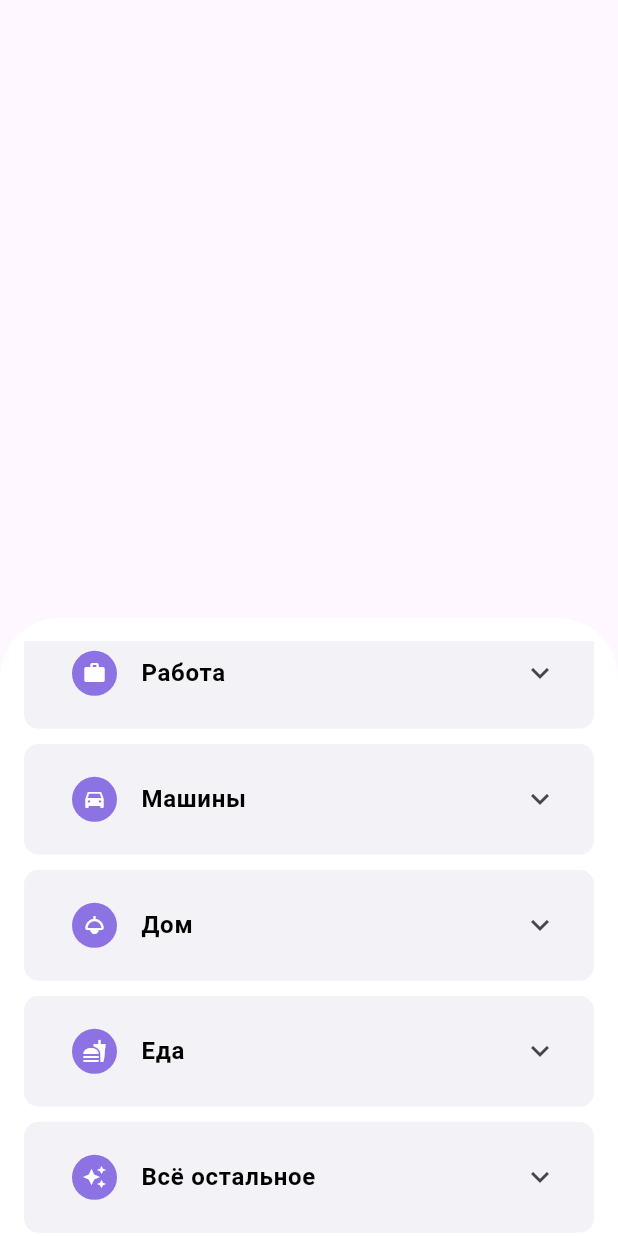
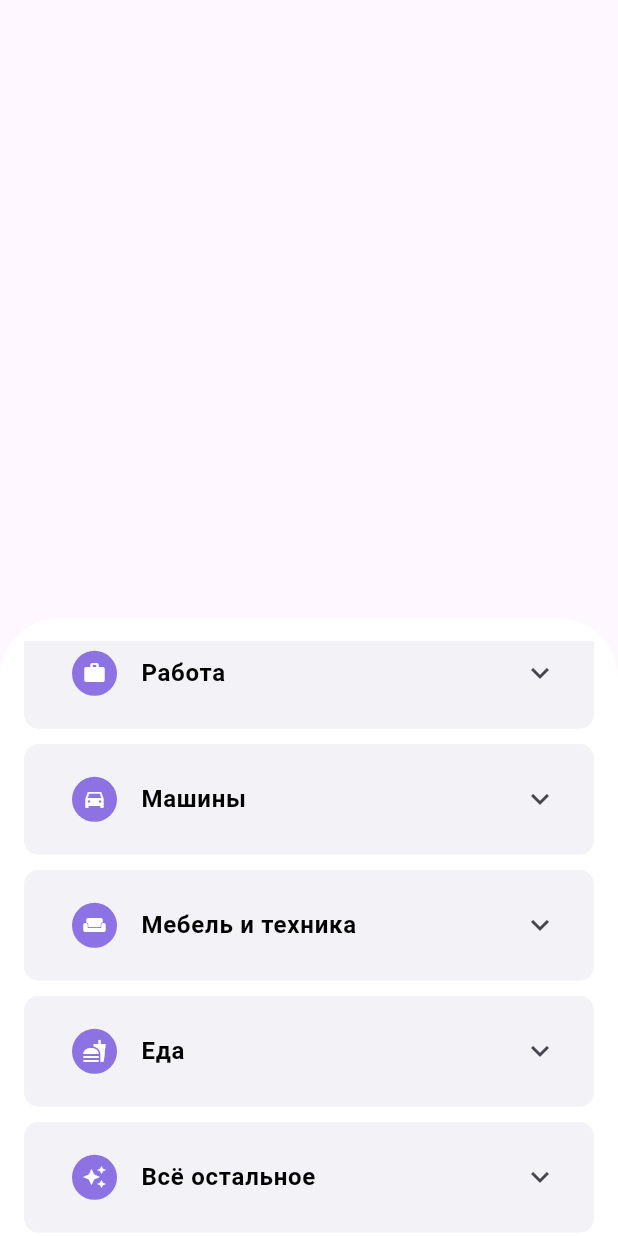
Before and after one commit to Qva3ar/shkaf, a Flutter app: what bottomDetailsSheet() shows on an empty page, opened directly, scrolled down 576 dp, on a phone screen of 412 x 824 dp. Run offline on Flutter 3.47's test engine with Material 3 defaults, Android fonts, the phone set to English and light mode, and no system bars; our stand-ins replace carousel_slider, cloud_firestore, email_validator, firebase_analytics, firebase_auth, firebase_core and 14 more; missing offline and left inert: algoliasearch, auto_height_grid_view, firebase_app_check, in_app_update, universal_html; accounts and stored records are empty; generated files the repository leaves out were written again; network calls fail; project files that could hold a hidden picture were left out.

Commit message:
cross btn, ui fix

```diff
--- a/lib/main.dart
+++ b/lib/main.dart
@@ -126,7 +126,7 @@
           login: (context) => const LoginView(),
           allNotes: (context) => const NotesAll(),
           userDetails: (context) => const UserDetails(),
-          userNotes: (context) => UserNotesView(),
+          userNotes: (context) => const UserNotesView(),
           register: (context) => const RegisterView(),
           forgotPassword: (context) => const ForgotPasswordView(),
           emailVerification: (context) => const VerifyEmailView(),
@@ -226,7 +226,7 @@
     switch (currentIndex) {
       case 0:
         return AuthService().currentUser != null
-            ? FavoritesView()
+            ? const FavoritesView()
             : const LoginView();
       case 1:
         return const NotesAll();
@@ -238,7 +238,7 @@
         }
       case 3:
         return AuthService().currentUser != null
-            ? UserDetails()
+            ? const UserDetails()
             : const LoginView();
       default:
         return const NotesAll();
--- a/lib/utilities/widgets/categories_bottom_sheet.dart
+++ b/lib/utilities/widgets/categories_bottom_sheet.dart
@@ -1,16 +1,18 @@
 import 'package:flutter/material.dart';
 import 'featured_categories.dart';
 
-Widget bottomDetailsSheet(Function? onFeaturedSelected, {bool isCreation = false}) {
+Widget bottomDetailsSheet(Function? onFeaturedSelected,
+    {bool isCreation = false}) {
   return DraggableScrollableSheet(
     builder: (BuildContext context, ScrollController scrollController) {
       return Container(
         decoration: const BoxDecoration(
             color: Colors.white,
-            borderRadius:
-                BorderRadius.only(topLeft: Radius.circular(40.0), topRight: Radius.circular(40.0))),
+            borderRadius: BorderRadius.only(
+                topLeft: Radius.circular(40.0),
+                topRight: Radius.circular(40.0))),
         child: Container(
-          padding: EdgeInsets.fromLTRB(0, 15, 0, 0),
+          padding: const EdgeInsets.fromLTRB(0, 15, 0, 0),
           child: ListView(
             controller: scrollController,
             children: [
--- a/lib/utilities/widgets/featured_categories.dart
+++ b/lib/utilities/widgets/featured_categories.dart
@@ -21,7 +21,8 @@
   "Всё остальное": Icons.auto_awesome,
 };
 
-Widget featuredList(Function? fun, {FirebaseCloudStorage? notesService, bool isCreation = false}) {
+Widget featuredList(Function? fun,
+    {FirebaseCloudStorage? notesService, bool isCreation = false}) {
   return Padding(
     padding: const EdgeInsets.fromLTRB(16, 6, 16, 16),
     child: Column(
@@ -30,11 +31,12 @@
             ? ClipRRect(
                 borderRadius: BorderRadius.circular(10),
                 child: Container(
-                  padding: EdgeInsets.fromLTRB(16, 10, 16, 10),
+                  padding: const EdgeInsets.fromLTRB(16, 10, 16, 10),
                   color: AppColors.lightGrey,
                   child: ListTile(
                     title: Text('Все категории',
-                        style: (AppTextStyles.s16w600.copyWith(color: AppColors.black))),
+                        style: (AppTextStyles.s16w600
+                            .copyWith(color: AppColors.black))),
                     leading: Container(
                       width: 30.0,
                       height: 30.0,
@@ -74,13 +76,15 @@
                   child: Column(
                     children: [
                       Theme(
-                        data: ThemeData().copyWith(dividerColor: Colors.transparent),
+                        data: ThemeData()
+                            .copyWith(dividerColor: Colors.transparent),
                         child: ExpansionTile(
                           collapsedBackgroundColor: AppColors.lightGrey,
                           title: ListTile(
                             title: Text(
                               item['name'].toString(),
-                              style: (AppTextStyles.s16w600.copyWith(color: AppColors.black)),
+                              style: (AppTextStyles.s16w600
+                                  .copyWith(color: AppColors.black)),
                             ),
                             leading: Container(
                               width: 30.0,
@@ -98,9 +102,10 @@
                               ),
                             ),
                           ),
-                          children: (item['sub_categories'] as List?)!.map<Widget>((subcategory) {
+                          children: (item['sub_categories'] as List?)!
+                              .map<Widget>((subcategory) {
                             return Container(
-                              padding: EdgeInsets.only(left: 17),
+                              padding: const EdgeInsets.only(left: 17),
                               height: 50,
                               child: ListTile(
                                   title: Text(subcategory['name']),
@@ -184,7 +189,8 @@
     padding: const EdgeInsets.fromLTRB(15, 8, 15, 8),
     child: GridView.builder(
       physics: const NeverScrollableScrollPhysics(), // Отключаем прокрутку
-      shrinkWrap: true, // Позволяем GridView занимать только необходимое пространство
+      shrinkWrap:
+          true, // Позволяем GridView занимать только необходимое пространство
       gridDelegate: const SliverGridDelegateWithFixedCrossAxisCount(
         crossAxisCount: 3, // 3 колонки
         childAspectRatio: 1.3, // Соотношение сторон
--- a/lib/views/auth/widgets/password_text_field_widget.dart
+++ b/lib/views/auth/widgets/password_text_field_widget.dart
@@ -14,7 +14,7 @@
       fillColor: AppColors.lightGrey,
       focusColor: AppColors.lightGrey,
       hoverColor: AppColors.lightGrey,
-      errorBorder: OutlineInputBorder(
+      errorBorder: const OutlineInputBorder(
         borderSide: BorderSide(
           color: AppColors.lightGrey,
         ),
--- a/lib/views/categories/category_list.dart
+++ b/lib/views/categories/category_list.dart
@@ -5,7 +5,12 @@
 import 'package:mynotes/constants/routes.dart';
 
 final List<Map<String, dynamic>> FEATURED = [
-  {"id": 1, "name": "Услуги", "image": 'assets/images/services.jpg', "isMain": true},
+  {
+    "id": 1,
+    "name": "Услуги",
+    "image": 'assets/images/services.jpg',
+    "isMain": true
+  },
   {
     "id": 9,
     "name": "Аренда квартир",
@@ -26,8 +31,18 @@
     "isMain": false,
     "mainCatId": 24,
   },
-  {"id": 31, "name": "Мебель и техника", "image": 'assets/images/furniture.jpg', "isMain": true},
-  {"id": 12, "name": "Электроника", "image": 'assets/images/electronics.jpg', "isMain": true},
+  {
+    "id": 31,
+    "name": "Мебель и техника",
+    "image": 'assets/images/furniture.jpg',
+    "isMain": true
+  },
+  {
+    "id": 12,
+    "name": "Электроника",
+    "image": 'assets/images/electronics.jpg',
+    "isMain": true
+  },
 ];
 
 final CATEGORIES = [
@@ -160,7 +175,7 @@
   },
   {
     "id": 31,
-    "name": "Дом",
+    "name": "Мебель и техника",
     "sub_categories": [
       {
         "id": 32,
@@ -252,7 +267,8 @@
                               padding: const EdgeInsets.only(left: 10.0),
                               child: Card(
                                 color: const Color.fromARGB(255, 244, 237, 196),
-                                child: ListTile(title: Text(e['name'].toString())),
+                                child:
+                                    ListTile(title: Text(e['name'].toString())),
                               ),
                             ))
                       ]))
--- a/lib/views/notes/favorites_view.dart
+++ b/lib/views/notes/favorites_view.dart
@@ -5,8 +5,6 @@
 import 'package:mynotes/constants/app_colors.dart';
 import 'package:mynotes/constants/app_text_styles.dart';
 import 'package:mynotes/constants/routes.dart';
-import 'package:mynotes/enums/menu_action.dart';
-import 'package:mynotes/extensions/buildcontext/loc.dart';
 import 'package:mynotes/services/algolia_search.dart';
 import 'package:mynotes/services/auth/auth_state.dart';
 import 'package:mynotes/services/auth/auth_service.dart';
@@ -14,7 +12,6 @@
 import 'package:mynotes/services/cloud/firebase_cloud_storage.dart';
 import 'package:mynotes/services/favorites_services.dart';
 import 'package:mynotes/utilities/dialogs/logout_dialog.dart';
-import 'package:mynotes/utilities/widgets/custom_bottom_navigation_bar.dart';
 import 'package:mynotes/views/notes/note_details.dart';
 import 'package:mynotes/views/notes/notes_gridview.dart';
 
--- a/lib/views/notes/note_details.dart
+++ b/lib/views/notes/note_details.dart
@@ -1,7 +1,6 @@
 import 'dart:developer';
 
 import 'package:carousel_slider/carousel_slider.dart';
-import 'package:firebase_auth/firebase_auth.dart';
 
 import 'package:flutter/material.dart';
 import 'package:google_mobile_ads/google_mobile_ads.dart';
@@ -17,7 +16,6 @@
 import 'package:mynotes/services/cloud/cloud_note.dart';
 import 'package:mynotes/services/cloud/firebase_cloud_storage.dart';
 import 'package:mynotes/utilities/helpers/ad_helper.dart';
-import 'package:mynotes/utilities/helpers/utilis-funs.dart';
 import 'package:mynotes/utilities/dialogs/delete_dialog.dart';
 import 'package:mynotes/views/categories/category_list.dart';
 import 'package:mynotes/views/shared/gallery.dart';
--- a/lib/views/notes/notes_all.dart
+++ b/lib/views/notes/notes_all.dart
@@ -244,6 +244,13 @@
     Navigator.pop(context);
   }
 
+  void resetCategory() {
+    _notesService.setCategoryId(0);
+    _notesService.setMainCategoryId(0);
+
+    search();
+  }
+
   late List<CloudNote> _allNotes = []; // Declare a state variable
 
   void _loadBannerAd() {
@@ -376,17 +383,19 @@
                             ),
                           )
                         : Container(),
-                    Container(
+                    _notesService.mainCategoryIdStream.value != 0
+                        ? Container(
                             height: 18,
                             child: IconButton(
                                 padding: EdgeInsets.zero,
-                          onPressed: () {},
+                                onPressed: resetCategory,
                                 icon: const Icon(
                                   Icons.clear,
                                   size: 20,
                                   color: AppColors.grey,
                                 )),
                           )
+                        : Container(),
                   ],
                 ),
               ),
--- a/lib/views/notes/notes_gridview.dart
+++ b/lib/views/notes/notes_gridview.dart
@@ -113,7 +113,7 @@
                         note.text,
                         maxLines: 2,
                         overflow: TextOverflow.ellipsis,
-                        style: AppTextStyles.s15w500
+                        style: AppTextStyles.s14w500
                             .copyWith(color: AppColors.black),
                       ),
                     ),
--- a/lib/views/notes/search_and_city_bar.dart
+++ b/lib/views/notes/search_and_city_bar.dart
@@ -34,7 +34,7 @@
               ),
             ),
             const SizedBox(width: 8),
-            Container(
+            SizedBox(
               width: 130,
               child: CityDropdown(
                 selectedCityId: widget.selectedCityId,
--- a/lib/views/notes/update_note_view.dart
+++ b/lib/views/notes/update_note_view.dart
@@ -8,7 +8,6 @@
 import 'package:image_picker/image_picker.dart';
 import 'package:mask_text_input_formatter/mask_text_input_formatter.dart';
 import 'package:mynotes/constants/app_colors.dart';
-import 'package:mynotes/constants/routes.dart';
 import 'package:mynotes/extensions/buildcontext/loc.dart';
 import 'package:mynotes/services/auth/auth_service.dart';
 import 'package:mynotes/services/cloud/cloud_note.dart';
@@ -19,7 +18,6 @@
 import 'package:mynotes/views/categories/category_list.dart';
 import 'package:mynotes/views/notes/validators/validators.dart';
 import 'package:permission_handler/permission_handler.dart';
-import '/views/notes/notes_all.dart';
 
 class UpdateNoteView extends StatefulWidget {
   const UpdateNoteView({Key? key}) : super(key: key);
```
Also changed, not shown: lib/services/cloud/cloud_note.dart (+8 -7 lines), lib/views/auth/login_view.dart (+5 -3 lines), lib/views/auth/register_view.dart (+8 -12 lines), lib/views/auth/widgets/email_text_field_widget.dart (+5 -5 lines), lib/views/categories/bottom_cities_sheet.dart (+6 -4 lines), lib/views/notes/user_notes_view.dart (+30 -18 lines), lib/views/user/user_details.dart (+8 -8 lines). Lines whose indentation alone changed are shown as unchanged.
